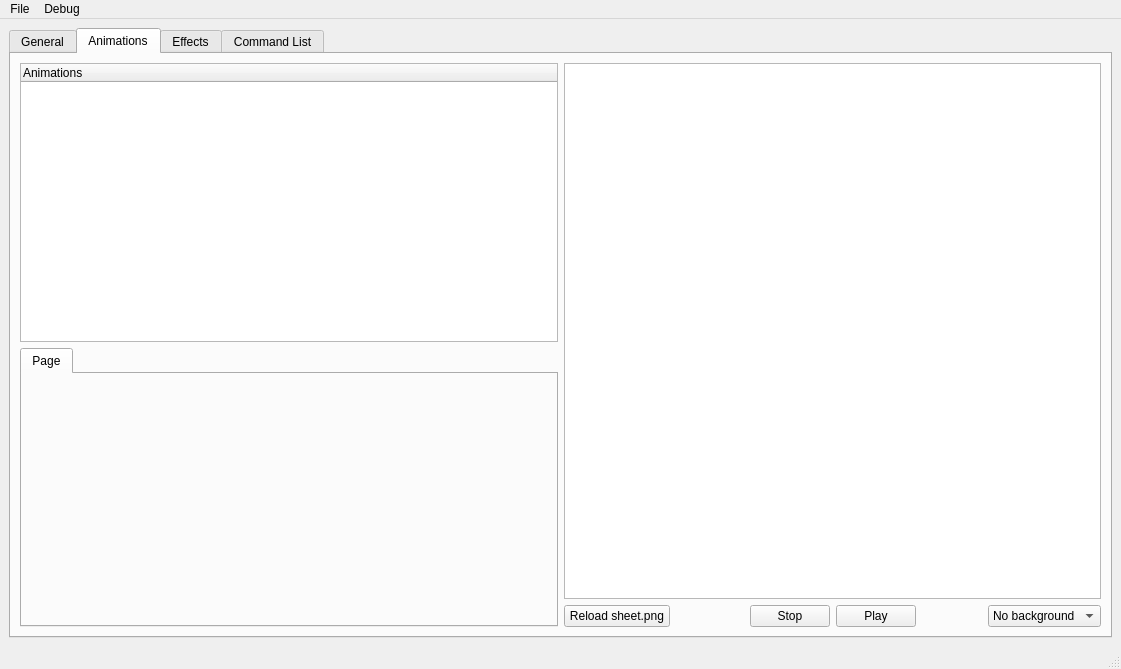
Qt form gui-tool/form.ui (headshot2017/smbzg-charloader) before a commit.
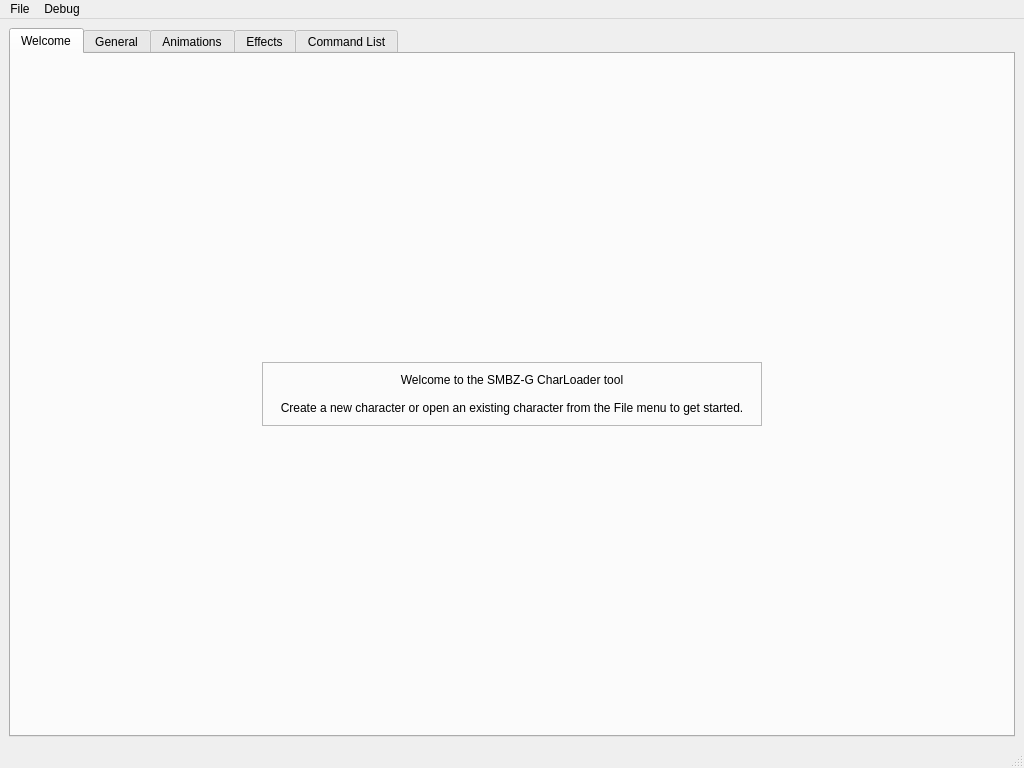
The same form after that commit. Icons and pictures are not drawn. Custom widgets are drawn as their Qt base class.

Commit message: show welcome screen on startup

```diff
--- a/gui-tool/form.ui
+++ b/gui-tool/form.ui
@@ -6,20 +6,57 @@
    <rect>
     <x>0</x>
     <y>0</y>
-    <width>1121</width>
-    <height>669</height>
+    <width>1024</width>
+    <height>768</height>
    </rect>
   </property>
   <property name="windowTitle">
    <string>SMBZ-G CharLoader tool</string>
   </property>
   <widget class="QWidget" name="centralwidget">
-   <layout class="QHBoxLayout" name="horizontalLayout_3">
+   <layout class="QVBoxLayout" name="verticalLayout_12">
     <item>
-     <widget class="QTabWidget" name="tabWidget_2">
+     <widget class="QTabWidget" name="tabWidget">
       <property name="currentIndex">
-       <number>1</number>
+       <number>0</number>
       </property>
+      <widget class="QWidget" name="tab_welcome">
+       <attribute name="title">
+        <string>Welcome</string>
+       </attribute>
+       <layout class="QVBoxLayout" name="verticalLayout_13">
+        <item alignment="Qt::AlignHCenter">
+         <widget class="QLabel" name="lbl_welcome">
+          <property name="sizePolicy">
+           <sizepolicy hsizetype="Fixed" vsizetype="Fixed">
+            <horstretch>0</horstretch>
+            <verstretch>0</verstretch>
+           </sizepolicy>
+          </property>
+          <property name="minimumSize">
+           <size>
+            <width>500</width>
+            <height>64</height>
+           </size>
+          </property>
+          <property name="frameShape">
+           <enum>QFrame::StyledPanel</enum>
+          </property>
+          <property name="text">
+           <string>Welcome to the SMBZ-G CharLoader tool
+
+Create a new character or open an existing character from the File menu to get started.</string>
+          </property>
+          <property name="scaledContents">
+           <bool>false</bool>
+          </property>
+          <property name="alignment">
+           <set>Qt::AlignCenter</set>
+          </property>
+         </widget>
+        </item>
+       </layout>
+      </widget>
       <widget class="QWidget" name="tab_general">
        <attribute name="title">
         <string>General</string>
@@ -668,7 +705,7 @@
     <rect>
      <x>0</x>
      <y>0</y>
-     <width>1121</width>
+     <width>1024</width>
      <height>21</height>
     </rect>
    </property>
```
Left out of the diff: 8 changed lines with no effect on the pictures. The commit also changes 2 other files.
